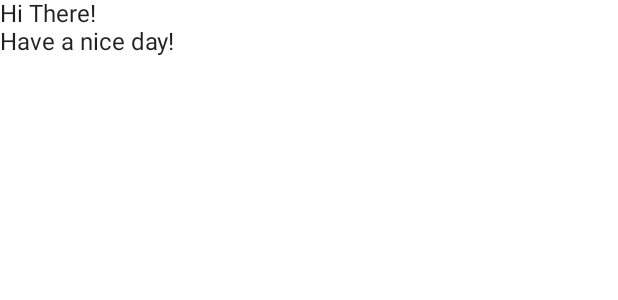
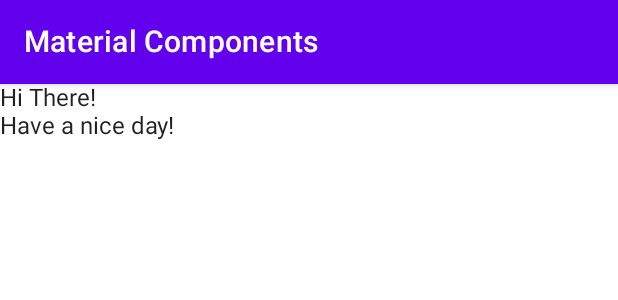
Before and after one commit to LucasCabralDevv/ComposeUi, an Android app built with Jetpack Compose: the @Preview function DefaultPreview2, on a phone screen of 412 x 824 dp. Shown: the top 300 px of the screen. Run offline under Robolectric (Android 15) with nearby library versions, the phone set to English and light mode, and no system bars.

Commit message:
TopAppBar adicionada ao layout.

```diff
--- a/app/src/main/java/com/lucascabral/composeui/MaterialComponentsActivity.kt
+++ b/app/src/main/java/com/lucascabral/composeui/MaterialComponentsActivity.kt
@@ -5,13 +5,12 @@ import androidx.activity.ComponentActivity
 import androidx.activity.compose.setContent
 import androidx.compose.foundation.layout.Column
 import androidx.compose.foundation.layout.padding
-import androidx.compose.material.MaterialTheme
-import androidx.compose.material.Scaffold
-import androidx.compose.material.Surface
-import androidx.compose.material.Text
+import androidx.compose.foundation.layout.size
+import androidx.compose.material.*
 import androidx.compose.runtime.Composable
 import androidx.compose.ui.Modifier
 import androidx.compose.ui.tooling.preview.Preview
+import androidx.compose.ui.unit.dp
 import com.lucascabral.composeui.ui.theme.ComposeUiTheme
 
 class MaterialComponentsActivity : ComponentActivity() {
@@ -27,7 +26,13 @@ class MaterialComponentsActivity : ComponentActivity() {
 
 @Composable
 fun LayoutsTest() {
-    Scaffold { innerPadding ->
+    Scaffold(
+        topBar = {
+            TopAppBar(title = {
+                Text(text = "Material Components")
+            })
+        }
+    ) { innerPadding ->
         BodyContent(Modifier.padding(innerPadding))
     }
 }
```
